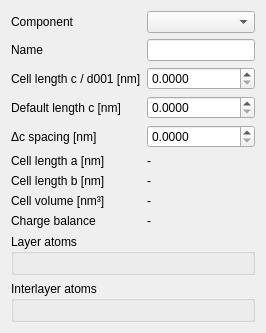
Above: src/mudlab/ui/edit_component.ui from Parthasarathi-Ghosh/MudLab2 before the change. Below: the same form after it.
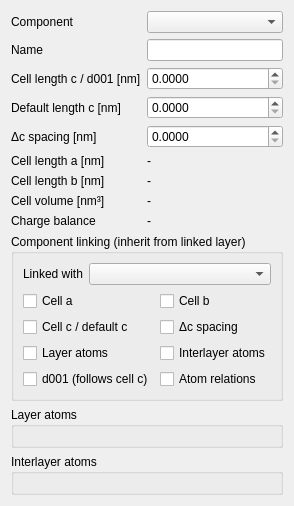
That is the form after the change.

Commit message: Phase editor L2: surface component linking in the component editor

Patch:
```diff
--- a/src/mudlab/ui/edit_component.ui
+++ b/src/mudlab/ui/edit_component.ui
@@ -152,6 +152,99 @@
      </item>
     </layout>
    </item>
+   <item>
+    <widget class="QGroupBox" name="grpLinking">
+     <property name="title">
+      <string>Component linking (inherit from linked layer)</string>
+     </property>
+     <layout class="QVBoxLayout" name="linkingLayout">
+      <item>
+       <layout class="QFormLayout" name="linkingForm">
+        <item row="0" column="0">
+         <widget class="QLabel" name="lblLinkedWith">
+          <property name="text">
+           <string>Linked with</string>
+          </property>
+         </widget>
+        </item>
+        <item row="0" column="1">
+         <widget class="QComboBox" name="component_linked_with">
+          <property name="toolTip">
+           <string>The template component this layer inherits from (a shared clay layer). Creating/changing links needs phase &quot;based on&quot;, ported later.</string>
+          </property>
+         </widget>
+        </item>
+       </layout>
+      </item>
+      <item>
+       <layout class="QGridLayout" name="inheritGrid">
+        <item row="0" column="0">
+         <widget class="QCheckBox" name="component_inherit_ucp_a">
+          <property name="text">
+           <string>Cell a</string>
+          </property>
+         </widget>
+        </item>
+        <item row="0" column="1">
+         <widget class="QCheckBox" name="component_inherit_ucp_b">
+          <property name="text">
+           <string>Cell b</string>
+          </property>
+         </widget>
+        </item>
+        <item row="1" column="0">
+         <widget class="QCheckBox" name="component_inherit_default_c">
+          <property name="text">
+           <string>Cell c / default c</string>
+          </property>
+         </widget>
+        </item>
+        <item row="1" column="1">
+         <widget class="QCheckBox" name="component_inherit_delta_c">
+          <property name="text">
+           <string>&#916;c spacing</string>
+          </property>
+         </widget>
+        </item>
+        <item row="2" column="0">
+         <widget class="QCheckBox" name="component_inherit_layer_atoms">
+          <property name="text">
+           <string>Layer atoms</string>
+          </property>
+         </widget>
+        </item>
+        <item row="2" column="1">
+         <widget class="QCheckBox" name="component_inherit_interlayer_atoms">
+          <property name="text">
+           <string>Interlayer atoms</string>
+          </property>
+         </widget>
+        </item>
+        <item row="3" column="0">
+         <widget class="QCheckBox" name="component_inherit_d001">
+          <property name="toolTip">
+           <string>In the model, d001 inheritance follows &quot;Cell c / default c&quot; (old-app behaviour); shown for reference.</string>
+          </property>
+          <property name="text">
+           <string>d001 (follows cell c)</string>
+          </property>
+         </widget>
+        </item>
+        <item row="3" column="1">
+         <widget class="QCheckBox" name="component_inherit_atom_relations">
+          <property name="toolTip">
+           <string>Enabled once the atom-relations editor is ported.</string>
+          </property>
+          <property name="text">
+           <string>Atom relations</string>
+          </property>
+         </widget>
+        </item>
+       </layout>
+      </item>
+     </layout>
+    </widget>
+   </item>
    <item>
     <widget class="QGroupBox" name="grpLayerAtoms">
      <property name="title">
```
The commit also changes 4 other files.
